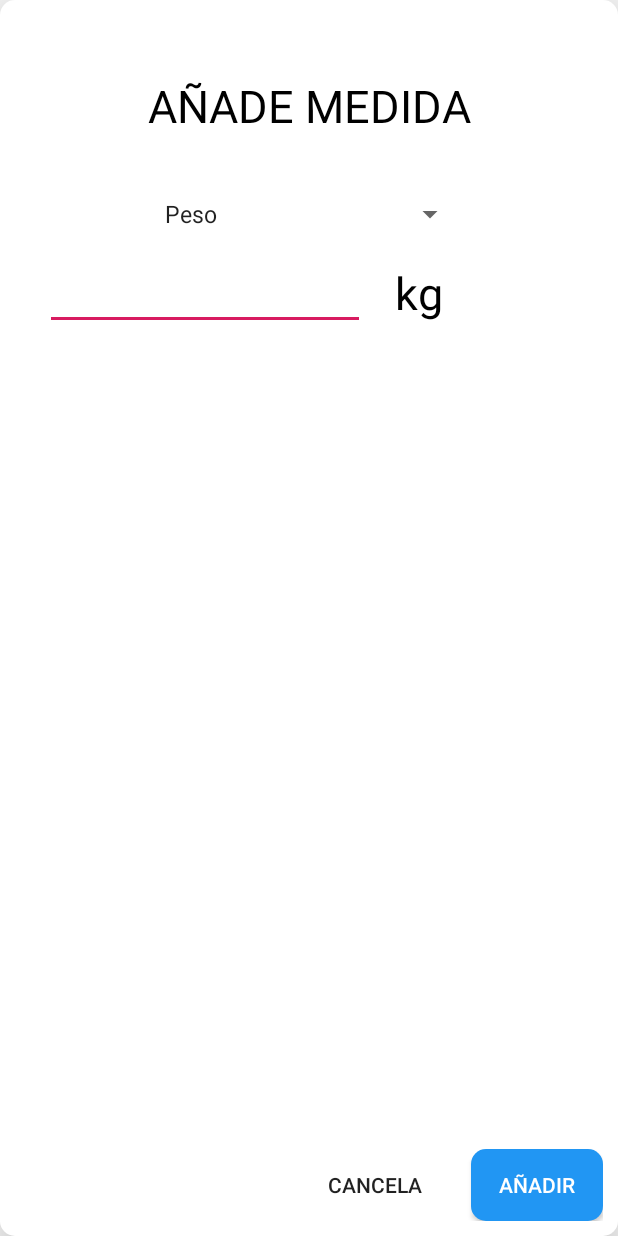
After one commit to sergiger/PillRecordPISProject, an Android app: the layout activity_add_measurement.xml on its own in the app's theme, with its tools: preview values and no code run, on a phone screen of 412 x 824 dp. The commit adds this screen. Run offline under Robolectric (Android 15) with nearby library versions, the phone set to English and light mode, and no system bars.

Commit message:
Configuració PopUps Layouts de estadistiques acabats

```diff
--- a/app/build.gradle
+++ b/app/build.gradle
@@ -27,6 +27,7 @@ android {
     buildToolsVersion = '29.0.3'
 }
 
+
 dependencies {
     implementation fileTree(dir: 'libs', include: ['*.jar'])
     implementation "org.jetbrains.kotlin:kotlin-stdlib-jdk7:$kotlin_version"
@@ -47,4 +48,5 @@ dependencies {
     implementation 'com.android.support:design:28.0.0'
     implementation 'com.android.support:appcompat-v7:28.0.0'
     implementation 'com.jjoe64:graphview:4.2.2'
+
 }
--- /dev/null
+++ b/app/src/main/res/drawable/ic_add_circle_blue_24dp.xml
@@ -0,0 +1,5 @@
+<vector android:height="24dp" android:tint="#52A7E0"
+    android:viewportHeight="24.0" android:viewportWidth="24.0"
+    android:width="24dp" xmlns:android="http://schemas.android.com/apk/res/android">
+    <path android:fillColor="#FF000000" android:pathData="M12,2C6.48,2 2,6.48 2,12s4.48,10 10,10 10,-4.48 10,-10S17.52,2 12,2zM17,13h-4v4h-2v-4L7,13v-2h4L11,7h2v4h4v2z"/>
+</vector>
--- /dev/null
+++ b/app/src/main/res/drawable/popup_background.xml
@@ -0,0 +1,14 @@
+<?xml version="1.0" encoding="utf-8"?>
+<selector xmlns:android="http://schemas.android.com/apk/res/android">
+    <item>
+        <shape xmlns:android="http://schemas.android.com/apk/res/android">
+            <solid android:color="#ffffff"/>
+            <corners android:radius="10dp" />
+            <padding
+                android:left="10dp"
+                android:top="10dp"
+                android:right="10dp"
+                android:bottom="10dp" />
+        </shape>
+    </item>
+</selector>
--- /dev/null
+++ b/app/src/main/res/layout/activity_add_measurement.xml
@@ -0,0 +1,84 @@
+<?xml version="1.0" encoding="utf-8"?>
+<android.support.constraint.ConstraintLayout xmlns:android="http://schemas.android.com/apk/res/android"
+    xmlns:app="http://schemas.android.com/apk/res-auto"
+    xmlns:tools="http://schemas.android.com/tools"
+    android:layout_width="match_parent"
+    android:layout_height="match_parent"
+    android:background="@drawable/popup_background"
+    android:elevation="20dp"
+    tools:context=".ui.statistics.AddMeasurement">
+
+    <TextView
+        android:id="@+id/title"
+        android:layout_width="wrap_content"
+        android:layout_height="wrap_content"
+        android:layout_marginTop="40dp"
+        android:gravity="center"
+        android:text="AÑADE MEDIDA"
+        android:textColor="#000000"
+        android:textSize="30sp"
+        app:layout_constraintEnd_toEndOf="parent"
+        app:layout_constraintStart_toStartOf="parent"
+        app:layout_constraintTop_toTopOf="parent" />
+
+    <Spinner
+        android:id="@+id/spinner_measurement"
+        android:layout_width="wrap_content"
+        android:layout_height="wrap_content"
+        android:layout_marginStart="10dp"
+        android:layout_marginTop="40dp"
+        android:layout_marginEnd="10dp"
+        android:entries="@array/statistics_array"
+        android:prompt="@string/statistics_prompt"
+        app:layout_constraintEnd_toEndOf="parent"
+        app:layout_constraintStart_toStartOf="parent"
+        app:layout_constraintTop_toBottomOf="@id/title" />
+
+    <EditText
+        android:id="@+id/enter_value"
+        android:layout_width="wrap_content"
+        android:layout_height="wrap_content"
+        android:layout_marginStart="20dp"
+        android:layout_marginTop="20dp"
+        android:ems="10"
+        android:inputType="numberDecimal"
+        app:layout_constraintStart_toStartOf="parent"
+        app:layout_constraintTop_toBottomOf="@id/spinner_measurement" />
+
+    <TextView
+        android:id="@+id/unit"
+        android:layout_width="wrap_content"
+        android:layout_height="wrap_content"
+        android:layout_marginStart="20dp"
+        android:layout_marginTop="20dp"
+        android:text="kg"
+        android:textColor="#000000"
+        android:textSize="30sp"
+        app:layout_constraintStart_toEndOf="@id/enter_value"
+        app:layout_constraintTop_toBottomOf="@id/spinner_measurement"/>
+
+    <Button
+        android:id="@+id/add"
+        android:layout_width="wrap_content"
+        android:layout_height="wrap_content"
+        android:background="@drawable/button_background"
+        android:backgroundTint="#2196F3"
+        android:elevation="4dp"
+        android:text="AÑADIR"
+        android:textColor="#FFFFFF"
+        app:layout_constraintBottom_toBottomOf="parent"
+        app:layout_constraintEnd_toEndOf="parent" />
+
+    <Button
+        android:id="@+id/cancel"
+        android:layout_width="wrap_content"
+        android:layout_height="wrap_content"
+        android:layout_marginEnd="20dp"
+        android:background="#00FFFFFF"
+        android:elegantTextHeight="false"
+        android:elevation="0dp"
+        android:text="CANCELA"
+        app:layout_constraintBottom_toBottomOf="parent"
+        app:layout_constraintEnd_toStartOf="@+id/add" />
+
+</android.support.constraint.ConstraintLayout>
--- a/app/src/main/res/values/colors.xml
+++ b/app/src/main/res/values/colors.xml
@@ -6,4 +6,5 @@
     <color name="colorApp">#8ac8ff</color>
     <color name="colorApp2">#4e9fe6</color>
     <color name="colorApp3">#3c78ad</color>
+    <color name="transparent">#00FFFFFF</color>
 </resources>
--- a/app/src/main/res/values/styles.xml
+++ b/app/src/main/res/values/styles.xml
@@ -10,4 +10,8 @@
         <item name="windowNoTitle">true</item>
     </style>
 
+    <style name="AppTheme.PopUpTheme">
+        <item name="android:windowIsTranslucent">true</item>
+        <item name="android:windowCloseOnTouchOutside">true</item>
+    </style>
 </resources>
```
Also changed, not shown: app/src/main/AndroidManifest.xml (+10 -7 lines), app/src/main/java/com/example/afontgou17alumnes/mypillrecord/ui/statistics/AddMeasurement.kt (added, +25 -0 lines), app/src/main/java/com/example/afontgou17alumnes/mypillrecord/ui/statistics/Statistics_fragment.kt (+22 -2 lines), app/src/main/res/layout/statistics_fragment_fragment.xml (+26 -9 lines).
